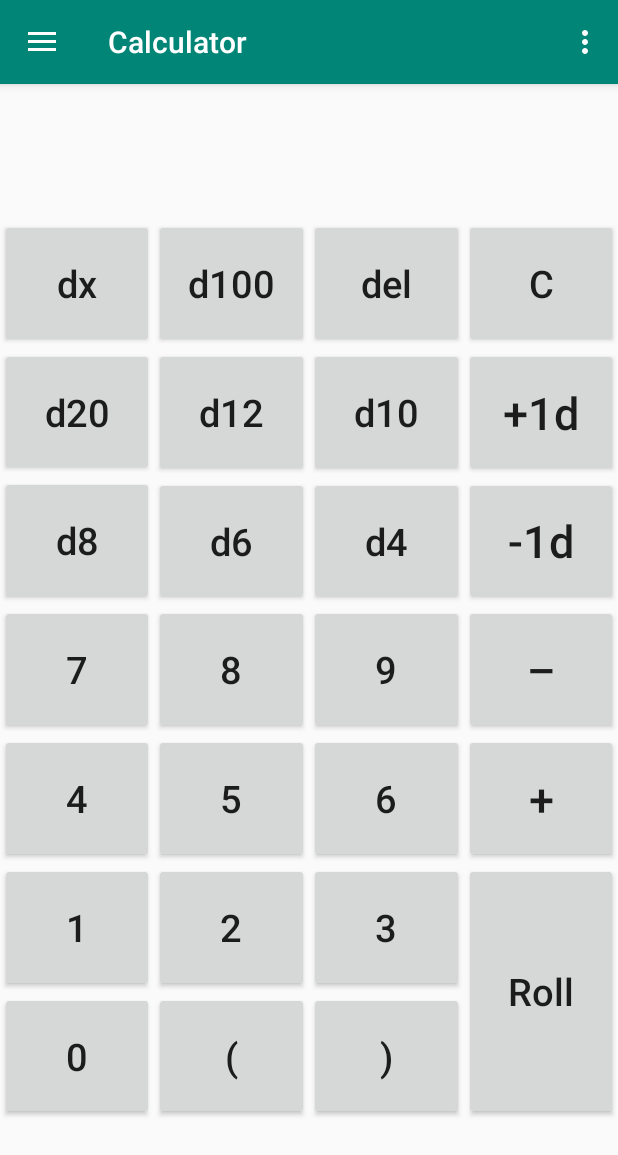
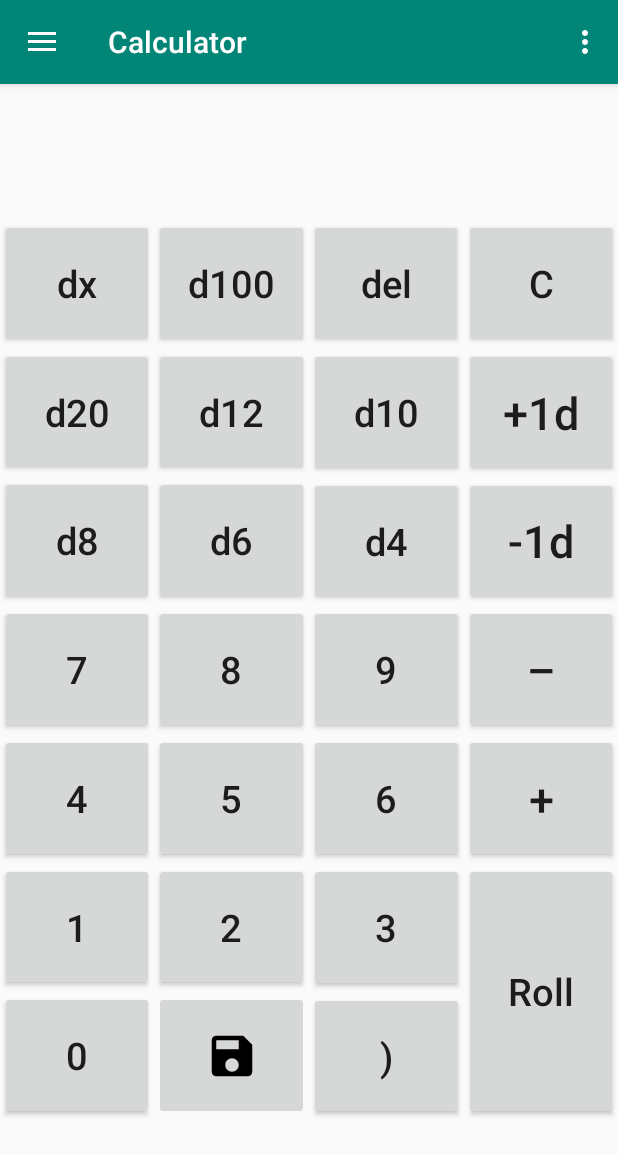
Before and after one commit to NuclearTacos/DiceRoller, an Android app: the screen it shows after launch (MainActivity), on a phone screen of 412 x 824 dp. Shown: the top 1155 px of the screen. Run offline under Robolectric (Android 15) with nearby library versions, the phone set to English and light mode, and no system bars; our stand-ins replace navigation-ui.

Commit message:
Killed many bugs

```diff
--- a/app/src/main/java/io/nucleartacos/diceroller/ui/home/HomeFragment.kt
+++ b/app/src/main/java/io/nucleartacos/diceroller/ui/home/HomeFragment.kt
@@ -5,6 +5,7 @@ import android.view.LayoutInflater
 import android.view.View
 import android.view.ViewGroup
 import android.widget.Button
+import android.widget.ImageButton
 import android.widget.TextView
 import androidx.fragment.app.Fragment
 import androidx.lifecycle.Observer
@@ -12,7 +13,7 @@ import androidx.lifecycle.ViewModelProviders
 import io.nucleartacos.diceroller.R
 import io.nucleartacos.diceroller.data.Slot
 import kotlinx.android.synthetic.main.fragment_home.*
-import kotlin.random.Random
+
 
 class HomeFragment : Fragment() {
 
@@ -28,18 +29,22 @@ class HomeFragment : Fragment() {
             ViewModelProviders.of(this).get(HomeViewModel::class.java)
         val root = inflater.inflate(R.layout.fragment_home, container, false)
         //val textView: TextView = root.findViewById(R.id.text_home)
-        homeViewModel.text.observe(this, Observer {
-            //textView.text = it
-        })
+//        homeViewModel.text.observe(this, Observer {
+//            //textView.text = it
+//        })
 
         // Initialize the Dice Space with a blank value.
         root.findViewById<TextView>(R.id.diceSpace).text = ""
 
         // Get all of the function buttons.  The function buttons are every button that add things
         // to the Dice Space.  Any X, dY, or +/-/whatever buttons.
-        assignButtionClicks(root)
 
         return root
+    }
+
+    override fun onViewCreated(view: View, savedInstanceState: Bundle?) {
+        super.onViewCreated(view, savedInstanceState)
+        assignButtionClicks(view)
     }
 
     fun diceSpaceString(): String {
@@ -168,7 +173,6 @@ class HomeFragment : Fragment() {
 
     fun delPress(button: View) {
         if (button is Button){
-            // && slotList.last().diceType != Slot.DICE_TYPE.dx && slotList.last().y == 0)
             // Only delete something if there is a thing (duh)
             if (slotList.size > 0) {
                 // if the prior item is a dx slot, peel off the last digit.
@@ -231,36 +235,38 @@ class HomeFragment : Fragment() {
     }
 
     fun assignButtionClicks(root: View) { //: ArrayList<Button>{
-        root.findViewById<Button>(R.id.dx).setOnClickListener { dButtonPress( it ) }
-        root.findViewById<Button>(R.id.d100).setOnClickListener { dButtonPress( it ) }
-        root.findViewById<Button>(R.id.d20).setOnClickListener { dButtonPress( it ) }
-        root.findViewById<Button>(R.id.d12).setOnClickListener { dButtonPress( it ) }
-        root.findViewById<Button>(R.id.d10).setOnClickListener { dButtonPress( it ) }
-        root.findViewById<Button>(R.id.d8).setOnClickListener { dButtonPress( it ) }
-        root.findViewById<Button>(R.id.d6).setOnClickListener { dButtonPress( it ) }
-        root.findViewById<Button>(R.id.d4).setOnClickListener { dButtonPress( it ) }
+        dx.setOnClickListener { dButtonPress( it ) }
+        d100.setOnClickListener { dButtonPress( it ) }
+        d20.setOnClickListener { dButtonPress( it ) }
+        d12.setOnClickListener { dButtonPress( it ) }
+        d10.setOnClickListener { dButtonPress( it ) }
+        d8.setOnClickListener { dButtonPress( it ) }
+        d6.setOnClickListener { dButtonPress( it ) }
+        d4.setOnClickListener { dButtonPress( it ) }
 
-        root.findViewById<Button>(R.id.n9).setOnClickListener { numButtonPress( it ) }
-        root.findViewById<Button>(R.id.n8).setOnClickListener { numButtonPress( it ) }
-        root.findViewById<Button>(R.id.n7).setOnClickListener { numButtonPress( it ) }
-        root.findViewById<Button>(R.id.n6).setOnClickListener { numButtonPress( it ) }
-        root.findViewById<Button>(R.id.n5).setOnClickListener { numButtonPress( it ) }
-        root.findViewById<Button>(R.id.n4).setOnClickListener { numButtonPress( it ) }
-        root.findViewById<Button>(R.id.n3).setOnClickListener { numButtonPress( it ) }
-        root.findViewById<Button>(R.id.n2).setOnClickListener { numButtonPress( it ) }
-        root.findViewById<Button>(R.id.n1).setOnClickListener { numButtonPress( it ) }
-        root.findViewById<Button>(R.id.n0).setOnClickListener { numButtonPress( it ) }
+        n9.setOnClickListener { numButtonPress( it ) }
+        n8.setOnClickListener { numButtonPress( it ) }
+        n7.setOnClickListener { numButtonPress( it ) }
+        n6.setOnClickListener { numButtonPress( it ) }
+        n5.setOnClickListener { numButtonPress( it ) }
+        n4.setOnClickListener { numButtonPress( it ) }
+        n3.setOnClickListener { numButtonPress( it ) }
+        n2.setOnClickListener { numButtonPress( it ) }
+        n1.setOnClickListener { numButtonPress( it ) }
+        n0.setOnClickListener { numButtonPress( it ) }
 
-        root.findViewById<Button>(R.id.del).setOnClickListener { delPress( it ) }
-        root.findViewById<Button>(R.id.C).setOnClickListener { clearPress( it ) }
+        del.setOnClickListener { delPress( it ) }
+        C.setOnClickListener { clearPress( it ) }
 
-        root.findViewById<Button>(R.id.dAdd).setOnClickListener { operationButtonPress( it, Slot.OPERATION.DICE_ADD ) }
-        root.findViewById<Button>(R.id.dMinus).setOnClickListener { operationButtonPress( it, Slot.OPERATION.DICE_MINUS ) }
-        root.findViewById<Button>(R.id.sPlus).setOnClickListener { operationButtonPress( it, Slot.OPERATION.PLUS ) }
-        root.findViewById<Button>(R.id.sMinus).setOnClickListener { operationButtonPress( it, Slot.OPERATION.MINUS ) }
-        root.findViewById<Button>(R.id.sOpen).setOnClickListener { operationButtonPress( it, Slot.OPERATION.OPEN ) }
-        root.findViewById<Button>(R.id.sClose).setOnClickListener { operationButtonPress( it, Slot.OPERATION.CLOSE ) }
+        dAdd.setOnClickListener { operationButtonPress( it, Slot.OPERATION.DICE_ADD ) }
+        dMinus.setOnClickListener { operationButtonPress( it, Slot.OPERATION.DICE_MINUS ) }
+        sPlus.setOnClickListener { operationButtonPress( it, Slot.OPERATION.PLUS ) }
+        sMinus.setOnClickListener { operationButtonPress( it, Slot.OPERATION.MINUS ) }
 
-        root.findViewById<Button>(R.id.aRoll).setOnClickListener { rollPress( it ) }
+
+        sOpen.setOnClickListener { operationButtonPress( it, Slot.OPERATION.OPEN ) }
+        sClose.setOnClickListener { operationButtonPress( it, Slot.OPERATION.CLOSE ) }
+
+        aRoll.setOnClickListener { rollPress( it ) }
     }
 }
--- /dev/null
+++ b/app/src/main/res/drawable/ic_button_save.xml
@@ -0,0 +1,10 @@
+<vector xmlns:android="http://schemas.android.com/apk/res/android"
+    android:width="36dp"
+    android:height="36dp"
+    android:viewportWidth="24.0"
+    android:viewportHeight="24.0">
+    <path android:pathData="M0 0h24v24H0z" />
+    <path android:fillColor="#FF000000"
+        android:pathData="M17 3H5c-1.11 0-2 .9-2 2v14c0 1.1.89 2 2 2h14c1.1 0 2-.9 2-2V7l-4-4zm-5 16c-1.66 0-3-1.34-3-3s1.34-3 3-3 3 1.34 3 3-1.34 3-3 3zm3-10H5V5h10v4z"
+        />
+</vector>
--- a/app/src/main/res/layout/fragment_home.xml
+++ b/app/src/main/res/layout/fragment_home.xml
@@ -256,11 +256,11 @@
         app:layout_constraintStart_toStartOf="parent"
         app:layout_constraintTop_toBottomOf="@+id/n1" />
 
-    <Button
+    <ImageButton
         android:id="@+id/sOpen"
         android:layout_width="0dp"
         android:layout_height="0dp"
-        android:text="("
+        android:src="@drawable/ic_button_save"
         android:textAllCaps="false"
         android:textSize="25sp"
         app:layout_constraintDimensionRatio="1.2"
--- a/app/src/main/res/menu/activity_main_drawer.xml
+++ b/app/src/main/res/menu/activity_main_drawer.xml
@@ -11,11 +11,11 @@
         <item
             android:id="@+id/nav_gallery"
             android:icon="@drawable/ic_menu_gallery"
-            android:title="@string/menu_gallery" />
+            android:title="@string/menu_characters" />
         <item
             android:id="@+id/nav_slideshow"
             android:icon="@drawable/ic_menu_slideshow"
-            android:title="@string/menu_slideshow" />
+            android:title="@string/menu_saved_rolls" />
         <item
             android:id="@+id/nav_tools"
             android:icon="@drawable/ic_menu_manage"
--- a/app/src/main/res/navigation/mobile_navigation.xml
+++ b/app/src/main/res/navigation/mobile_navigation.xml
@@ -14,13 +14,13 @@
     <fragment
         android:id="@+id/nav_gallery"
         android:name="io.nucleartacos.diceroller.ui.gallery.GalleryFragment"
-        android:label="@string/menu_gallery"
+        android:label="@string/menu_characters"
         tools:layout="@layout/fragment_gallery" />
 
     <fragment
         android:id="@+id/nav_slideshow"
         android:name="io.nucleartacos.diceroller.ui.slideshow.SlideshowFragment"
-        android:label="@string/menu_slideshow"
+        android:label="@string/menu_saved_rolls"
         tools:layout="@layout/fragment_slideshow" />
 
     <fragment
--- a/app/src/main/res/values/strings.xml
+++ b/app/src/main/res/values/strings.xml
@@ -8,8 +8,8 @@
     <string name="action_settings">Settings</string>
 
     <string name="menu_calculator">Calculator</string>
-    <string name="menu_gallery">Gallery</string>
-    <string name="menu_slideshow">Slideshow</string>
+    <string name="menu_characters">Characters</string>
+    <string name="menu_saved_rolls">Saved Rolls</string>
     <string name="menu_tools">Tools</string>
     <string name="menu_share">Share</string>
     <string name="menu_send">Send</string>
```
